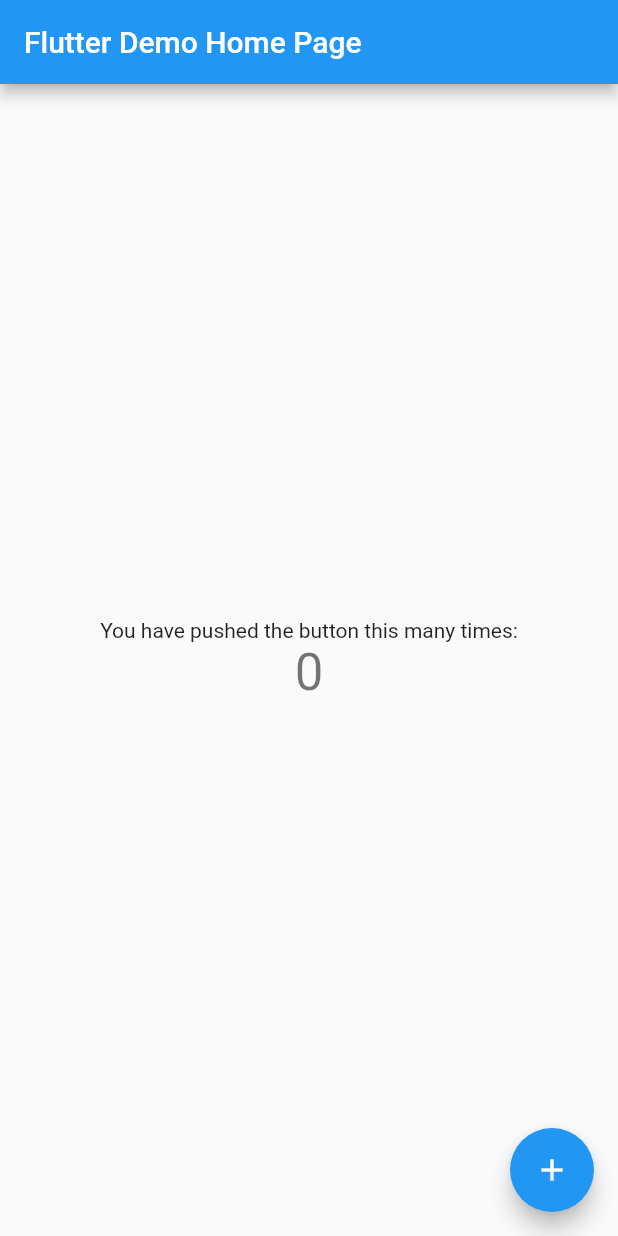
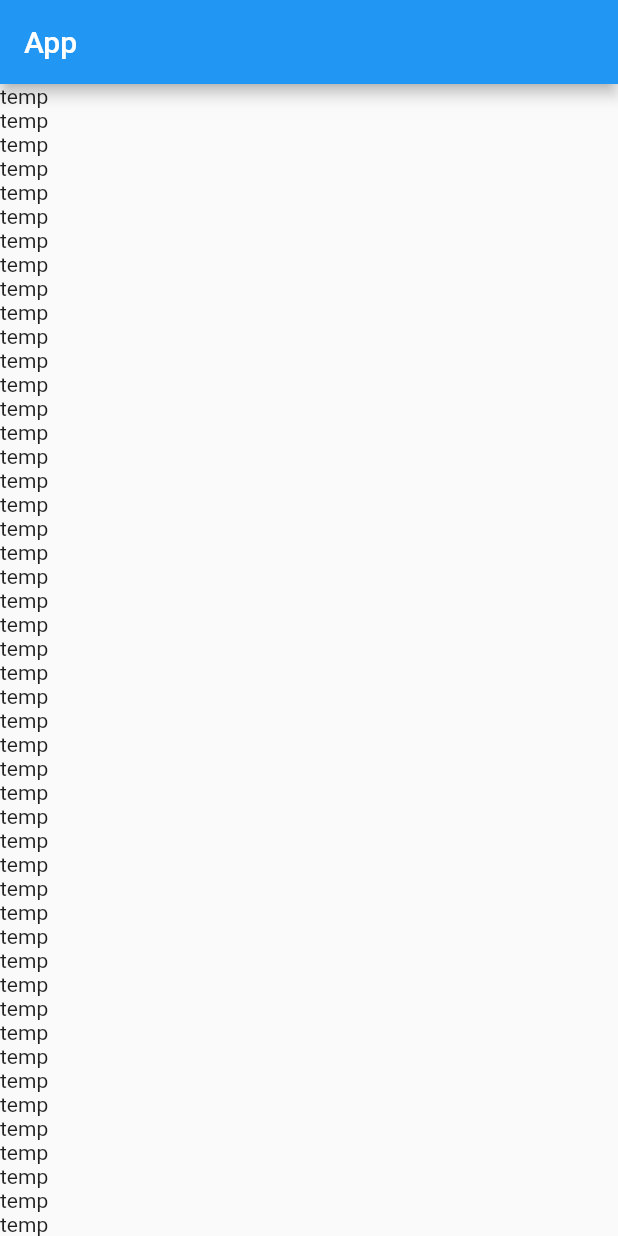
Before and after one commit to ones-and-zeroes/flutter-sqlite-project, a Flutter app: the screen it shows after launch, on a phone screen of 412 x 824 dp. Run offline on Flutter 3.47's test engine with Material 2 defaults, Android fonts, the phone set to English and light mode, and no system bars.

Commit message:
basic layout done

```diff
--- a/lib/main.dart
+++ b/lib/main.dart
@@ -5,113 +5,30 @@ void main() {
 }
 
 class MyApp extends StatelessWidget {
-  // This widget is the root of your application.
   @override
   Widget build(BuildContext context) {
     return MaterialApp(
       title: 'Flutter Demo',
-      theme: ThemeData(
-        // This is the theme of your application.
-        //
-        // Try running your application with "flutter run". You'll see the
-        // application has a blue toolbar. Then, without quitting the app, try
-        // changing the primarySwatch below to Colors.green and then invoke
-        // "hot reload" (press "r" in the console where you ran "flutter run",
-        // or simply save your changes to "hot reload" in a Flutter IDE).
-        // Notice that the counter didn't reset back to zero; the application
-        // is not restarted.
-        primarySwatch: Colors.blue,
-        // This makes the visual density adapt to the platform that you run
-        // the app on. For desktop platforms, the controls will be smaller and
-        // closer together (more dense) than on mobile platforms.
-        visualDensity: VisualDensity.adaptivePlatformDensity,
+      home: Scaffold(
+        appBar: AppBar(
+          title: Text("App"),
+        ),
+        body: HomePage(),
       ),
-      home: MyHomePage(title: 'Flutter Demo Home Page'),
     );
   }
 }
 
-class MyHomePage extends StatefulWidget {
-  MyHomePage({Key key, this.title}) : super(key: key);
-
-  // This widget is the home page of your application. It is stateful, meaning
-  // that it has a State object (defined below) that contains fields that affect
-  // how it looks.
-
-  // This class is the configuration for the state. It holds the values (in this
-  // case the title) provided by the parent (in this case the App widget) and
-  // used by the build method of the State. Fields in a Widget subclass are
-  // always marked "final".
-
-  final String title;
-
+class HomePage extends StatefulWidget {
   @override
-  _MyHomePageState createState() => _MyHomePageState();
+  _HomePageState createState() => _HomePageState();
 }
 
-class _MyHomePageState extends State<MyHomePage> {
-  int _counter = 0;
-
-  void _incrementCounter() {
-    setState(() {
-      // This call to setState tells the Flutter framework that something has
-      // changed in this State, which causes it to rerun the build method below
-      // so that the display can reflect the updated values. If we changed
-      // _counter without calling setState(), then the build method would not be
-      // called again, and so nothing would appear to happen.
-      _counter++;
-    });
-  }
-
+class _HomePageState extends State<HomePage> {
   @override
   Widget build(BuildContext context) {
-    // This method is rerun every time setState is called, for instance as done
-    // by the _incrementCounter method above.
-    //
-    // The Flutter framework has been optimized to make rerunning build methods
-    // fast, so that you can just rebuild anything that needs updating rather
-    // than having to individually change instances of widgets.
-    return Scaffold(
-      appBar: AppBar(
-        // Here we take the value from the MyHomePage object that was created by
-        // the App.build method, and use it to set our appbar title.
-        title: Text(widget.title),
-      ),
-      body: Center(
-        // Center is a layout widget. It takes a single child and positions it
-        // in the middle of the parent.
-        child: Column(
-          // Column is also a layout widget. It takes a list of children and
-          // arranges them vertically. By default, it sizes itself to fit its
-          // children horizontally, and tries to be as tall as its parent.
-          //
-          // Invoke "debug painting" (press "p" in the console, choose the
-          // "Toggle Debug Paint" action from the Flutter Inspector in Android
-          // Studio, or the "Toggle Debug Paint" command in Visual Studio Code)
-          // to see the wireframe for each widget.
-          //
-          // Column has various properties to control how it sizes itself and
-          // how it positions its children. Here we use mainAxisAlignment to
-          // center the children vertically; the main axis here is the vertical
-          // axis because Columns are vertical (the cross axis would be
-          // horizontal).
-          mainAxisAlignment: MainAxisAlignment.center,
-          children: <Widget>[
-            Text(
-              'You have pushed the button this many times:',
-            ),
-            Text(
-              '$_counter',
-              style: Theme.of(context).textTheme.headline4,
-            ),
-          ],
-        ),
-      ),
-      floatingActionButton: FloatingActionButton(
-        onPressed: _incrementCounter,
-        tooltip: 'Increment',
-        child: Icon(Icons.add),
-      ), // This trailing comma makes auto-formatting nicer for build methods.
+    return ListView.builder(
+      itemBuilder: (BuildContext context, int index) => Text("temp"),
     );
   }
 }
```
Also changed, not shown: pubspec.yaml (+3 -56 lines), pubspec.lock.
